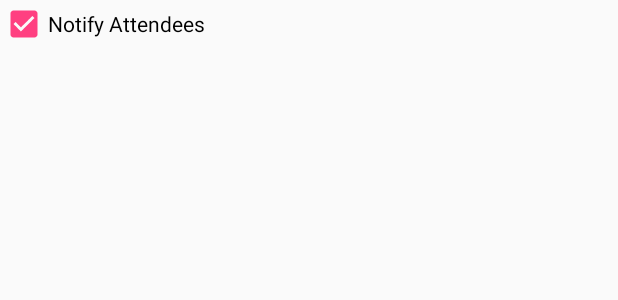
After one commit to Dogmeat88/check-book, an Android app: the layout event_unbook_confirm_checkbox.xml on its own in the app's theme, with its tools: preview values and no code run, on a phone screen of 412 x 824 dp. The commit adds this screen. Shown: the top 300 px of the screen. Run offline under Robolectric (Android 15) with nearby library versions, the phone set to English and light mode, and no system bars.

Commit message:
Unbook, notify attendees

```diff
--- a/app/src/main/java/nz/net/pseudo/checkbook/event/EventUnbookAsyncTask.java
+++ b/app/src/main/java/nz/net/pseudo/checkbook/event/EventUnbookAsyncTask.java
@@ -26,16 +26,19 @@ public class EventUnbookAsyncTask extends AsyncTask<Void, Void, Boolean> {
     private final Event unbookEvent;
     private final Context context;
     private final ProgressDialog progressDialog;
+    private final boolean notifyAttendees;
 
     public EventUnbookAsyncTask(
               Context context
             , GoogleAccountCredential credential
             , EventUnbookIface eventUnbookImpl
             , Event unbookEvent
+            , boolean notifyAttendees
     ) {
         this.eventUnbookImpl = eventUnbookImpl;
         this.unbookEvent = unbookEvent;
         this.context=context;
+        this.notifyAttendees=notifyAttendees;
 
         progressDialog = new ProgressDialog(context);
         progressDialog.setTitle(R.string.progress_dialogue_title);
@@ -56,7 +59,7 @@ public class EventUnbookAsyncTask extends AsyncTask<Void, Void, Boolean> {
     protected Boolean doInBackground(Void... params) {
         try {
 
-            mCalendar.events().delete(context.getString(R.string.event_primary_email), this.unbookEvent.getId()).execute();
+            mCalendar.events().delete(context.getString(R.string.event_primary_email), this.unbookEvent.getId()).setSendNotifications(this.notifyAttendees).execute();
             return true;
 
         } catch (Exception e) {
--- /dev/null
+++ b/app/src/main/res/layout/event_unbook_confirm_checkbox.xml
@@ -0,0 +1,9 @@
+<?xml version="1.0" encoding="utf-8"?>
+<CheckBox
+    xmlns:android="http://schemas.android.com/apk/res/android"
+    android:layout_width="wrap_content"
+    android:layout_height="wrap_content"
+    android:id="@+id/event_unbook_confirm_checkbox"
+    android:text="@string/event_unbook_notify_checkbox_text"
+    android:checked="true"
+    />
--- a/app/src/main/res/values/strings.xml
+++ b/app/src/main/res/values/strings.xml
@@ -50,6 +50,7 @@
     <string name="event_unbook_error_content">There was an error unbooking this event. Please try again.</string>
     <string name="event_unbook_reoccurring_toast">This event is reoccurring, please use Google Calendar App to unbook</string>
     <string name="event_unbook_progress_content">Unbooking Event</string>
+    <string name="event_unbook_notify_checkbox_text">Notify Attendees</string>
 
     <string name="event_email_confirm_title">Email</string>
     <string name="event_email_confirm_content">Email %1$s regarding this event?</string>
```
Also changed, not shown: app/src/main/java/nz/net/pseudo/checkbook/MainActivity.java (+5 -5 lines).
